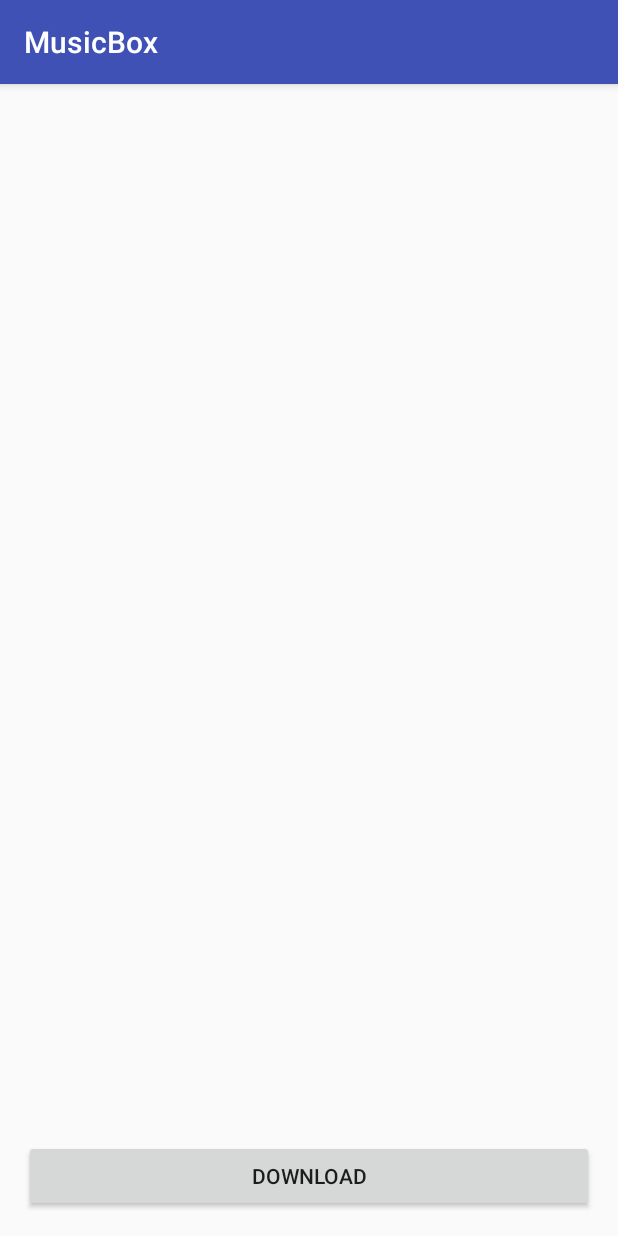
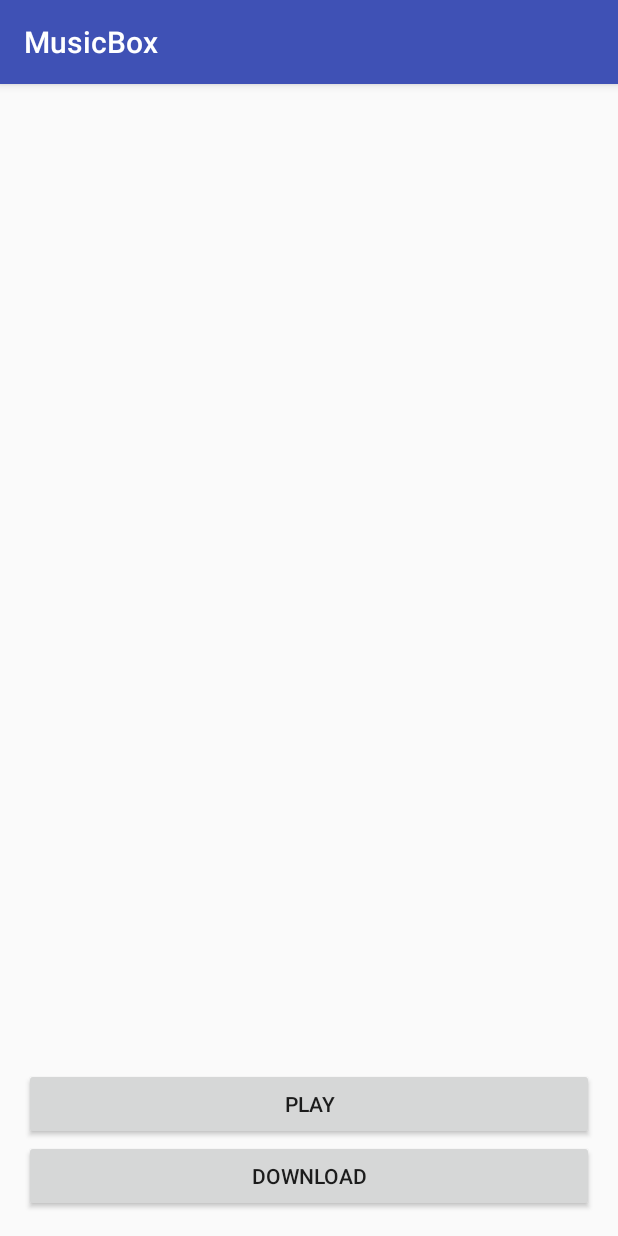
Before and after one commit to unomonteiro/MusicBox, an Android app: the screen it shows after launch (MainActivity), on a phone screen of 412 x 824 dp. Run offline under Robolectric (Android 15) with nearby library versions, the phone set to English and light mode, and no system bars.

Commit message:
Logging of PlayerService lifecycle. Added Client methods Add Play Button to interface and Activity.

```diff
--- a/app/src/main/java/io/monteirodev/musicbox/MainActivity.java
+++ b/app/src/main/java/io/monteirodev/musicbox/MainActivity.java
@@ -1,10 +1,8 @@
 package io.monteirodev.musicbox;
 
 import android.content.Intent;
-import android.os.Message;
 import android.support.v7.app.AppCompatActivity;
 import android.os.Bundle;
-import android.util.Log;
 import android.view.View;
 import android.widget.Button;
 import android.widget.Toast;
@@ -13,7 +11,8 @@ public class MainActivity extends AppCompatActivity {
 
     private static final String TAG = MainActivity.class.getSimpleName();
     public static final String KEY_SONG = "song";
-    private Button mDownloadbutton;
+    private Button mDownloadButton;
+    private Button mPlayButton;
 
     @Override
     protected void onCreate(Bundle savedInstanceState) {
@@ -25,9 +24,10 @@ public class MainActivity extends AppCompatActivity {
         thread.setName("DownloadThread");
         thread.start();*/
 
-        mDownloadbutton = (Button) findViewById(R.id.downloadButton);
+        mDownloadButton = (Button) findViewById(R.id.downloadButton);
+        mPlayButton = (Button) findViewById(R.id.playButton);
 
-        mDownloadbutton.setOnClickListener(new View.OnClickListener() {
+        mDownloadButton.setOnClickListener(new View.OnClickListener() {
             @Override
             public void onClick(View v) {
                 Toast.makeText(MainActivity.this, "Downloading", Toast.LENGTH_SHORT).show();
@@ -50,6 +50,14 @@ public class MainActivity extends AppCompatActivity {
                 }
             }
         });
+
+        mPlayButton.setOnClickListener(new View.OnClickListener() {
+            @Override
+            public void onClick(View v) {
+
+            }
+        });
+
     }
 
 
--- a/app/src/main/res/layout/activity_main.xml
+++ b/app/src/main/res/layout/activity_main.xml
@@ -18,4 +18,11 @@
         android:id="@+id/downloadButton"
         android:layout_alignParentBottom="true"
         android:layout_centerHorizontal="true"/>
+    <Button
+        android:layout_width="match_parent"
+        android:layout_height="wrap_content"
+        android:text="Play"
+        android:id="@+id/playButton"
+        android:layout_above="@id/downloadButton"
+        android:layout_centerHorizontal="true"/>
 </RelativeLayout>
```
Also changed, not shown: app/src/main/java/io/monteirodev/musicbox/PlayerService.java (+25 -0 lines).
